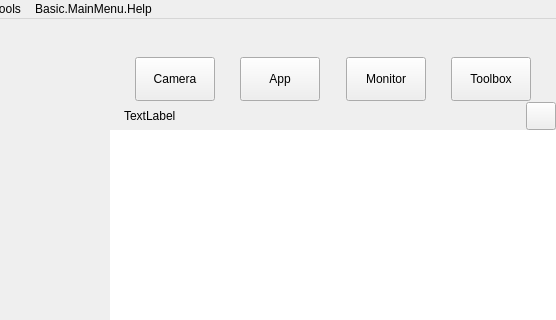
The window that UI/forms/OBSBasic.ui (gechangli/obs-studio) describes before a commit, drawn with Qt 5; both pictures show x 828 to 1384 and y 0 to 320 of the 1384 by 692 pixel window.
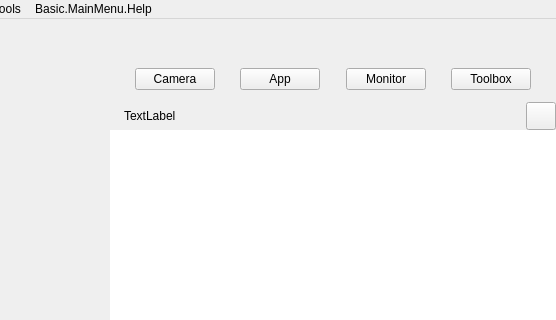
The same window after the commit. Icons and pictures are not drawn. Custom widgets are drawn as their Qt base class.

The edit to the form file:
```diff
--- a/UI/forms/OBSBasic.ui
+++ b/UI/forms/OBSBasic.ui
@@ -957,7 +957,7 @@
               <item>
                <widget class="QPushButton" name="cameraButton">
                 <property name="sizePolicy">
-                 <sizepolicy hsizetype="Minimum" vsizetype="Minimum">
+                 <sizepolicy hsizetype="Minimum" vsizetype="Fixed">
                   <horstretch>0</horstretch>
                   <verstretch>0</verstretch>
                  </sizepolicy>
@@ -986,7 +986,7 @@
               <item>
                <widget class="QPushButton" name="appButton">
                 <property name="sizePolicy">
-                 <sizepolicy hsizetype="Minimum" vsizetype="Minimum">
+                 <sizepolicy hsizetype="Minimum" vsizetype="Fixed">
                   <horstretch>0</horstretch>
                   <verstretch>0</verstretch>
                  </sizepolicy>
@@ -995,7 +995,7 @@
                  <string>App</string>
                 </property>
                 <property name="checkable">
-                 <bool>true</bool>
+                 <bool>false</bool>
                 </property>
                </widget>
               </item>
@@ -1015,7 +1015,7 @@
               <item>
                <widget class="QPushButton" name="monitorButton">
                 <property name="sizePolicy">
-                 <sizepolicy hsizetype="Minimum" vsizetype="Minimum">
+                 <sizepolicy hsizetype="Minimum" vsizetype="Fixed">
                   <horstretch>0</horstretch>
                   <verstretch>0</verstretch>
                  </sizepolicy>
@@ -1024,7 +1024,7 @@
                  <string>Monitor</string>
                 </property>
                 <property name="checkable">
-                 <bool>true</bool>
+                 <bool>false</bool>
                 </property>
                </widget>
               </item>
@@ -1044,7 +1044,7 @@
               <item>
                <widget class="QPushButton" name="toolboxButton">
                 <property name="sizePolicy">
-                 <sizepolicy hsizetype="Minimum" vsizetype="Minimum">
+                 <sizepolicy hsizetype="Minimum" vsizetype="Fixed">
                   <horstretch>0</horstretch>
                   <verstretch>0</verstretch>
                  </sizepolicy>
@@ -1053,7 +1053,7 @@
                  <string>Toolbox</string>
                 </property>
                 <property name="checkable">
-                 <bool>true</bool>
+                 <bool>false</bool>
                 </property>
                </widget>
               </item>
```
